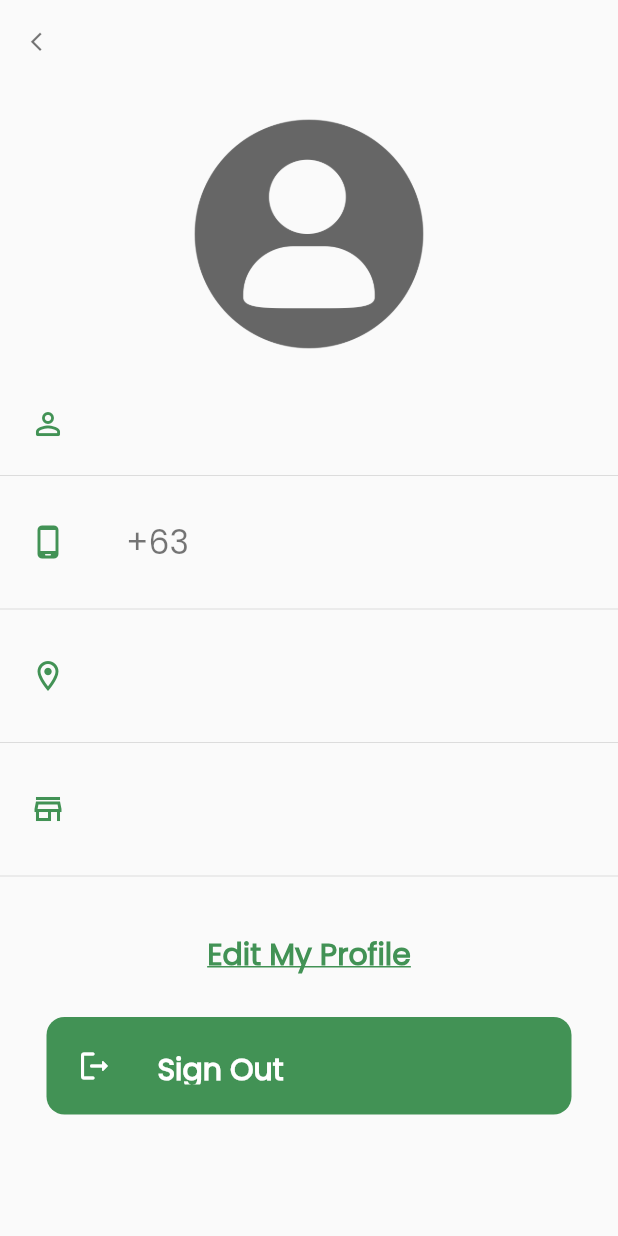
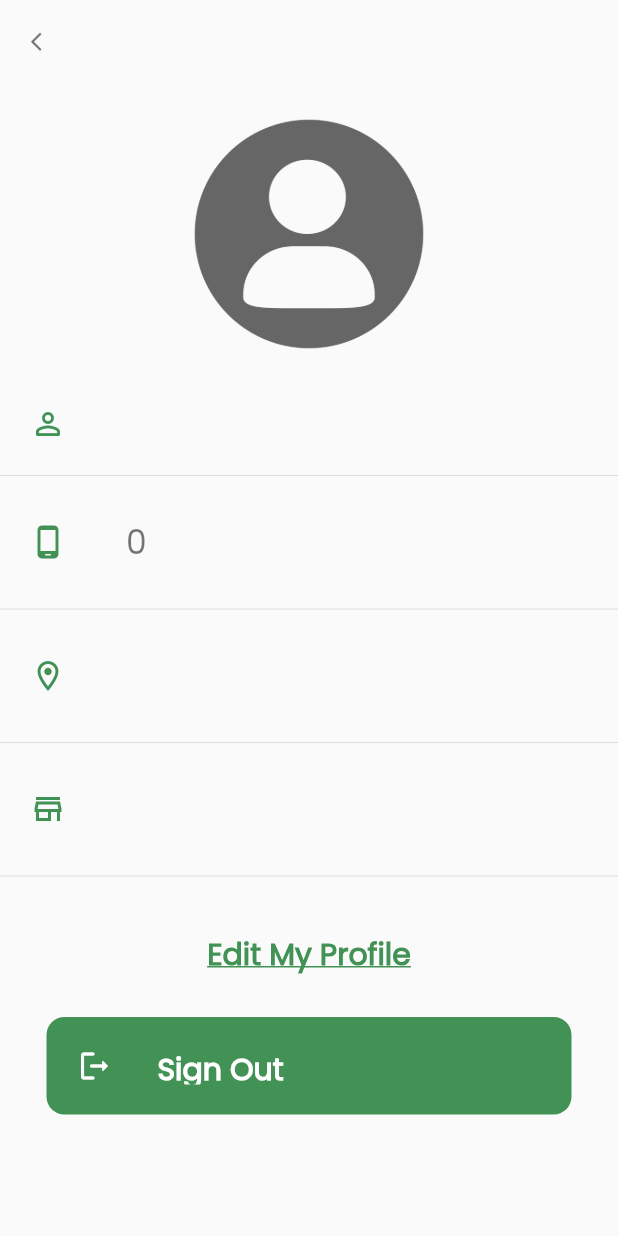
Before and after one commit to gailmaac/Croptivate, a Flutter app: the UserProfileSeller screen opened by its route, on a phone screen of 412 x 824 dp. Run offline on Flutter 3.47's test engine with Material 2 defaults, Android fonts, the phone set to English and light mode, and no system bars; our stand-ins replace bloc, carousel_slider, cloud_firestore, equatable, firebase_auth, firebase_core and 6 more; accounts and stored records are empty.

Commit message:
Update user_profileseller.dart

```diff
--- a/croptivate_app/lib/screens/sellers/user_profileseller.dart
+++ b/croptivate_app/lib/screens/sellers/user_profileseller.dart
@@ -20,7 +20,8 @@ class UserProfileSeller extends StatefulWidget {
 
 class _UserProfileSellerState extends State<UserProfileSeller> {
   bool loading = true;
-  String name = '';
+  String firstname = '';
+  String lastname = '';
   String location = '';
   String contactnumber = '';
   String profilepic = '';
@@ -37,7 +38,8 @@ class _UserProfileSellerState extends State<UserProfileSeller> {
         querySnapshot.docs.forEach((doc) {
           if (_auth.currentUser!.uid == doc.id) {
             setState(() {
-              name = doc['first name'] + ' ' + doc['last name'];
+              firstname = doc['first name'];
+              lastname = doc['last name'];
               contactnumber = doc['contact number'].toString();
               location = doc['location'];
               profilepic = doc['Profile Picture'].toString();
@@ -61,7 +63,7 @@ class _UserProfileSellerState extends State<UserProfileSeller> {
         backgroundColor: Colors.transparent,
         elevation: 0,
         title: Text(
-          name,
+          firstname.toString() + ' ' + lastname.toString(),
           style: TextStyle(
             fontFamily: 'Poppins',
             color: cGreen,
@@ -100,8 +102,7 @@ class _UserProfileSellerState extends State<UserProfileSeller> {
                         fit: BoxFit.cover,
                         width: 160.0,
                         height: 160.0,
-                      )
-                    ),
+                      )),
                     ),
                   )
                 : Image.asset(
@@ -110,66 +111,56 @@ class _UserProfileSellerState extends State<UserProfileSeller> {
                     width: 160,
                   ),
             SizedBox(height: 20),
-
             Padding(
               padding: EdgeInsets.symmetric(horizontal: 20, vertical: 10),
               child: Row(
                 children: [
-                  Icon(
-                    Icons.person_outline_rounded,
-                    color: cGreen
+                  Icon(Icons.person_outline_rounded, color: cGreen),
+                  SizedBox(
+                    width: 40,
                   ),
-                  SizedBox(width: 40,),
                   Flexible(
                     child: Text(
-                      name,
+                      firstname.toString() + ' ' + lastname.toString(),
                       style: TextStyle(
                           fontFamily: 'Poppins',
                           fontSize: 22,
                           fontWeight: FontWeight.w500,
-                        color: cBlack
-                      ),
+                          color: cBlack),
                     ),
                   ),
                 ],
               ),
             ),
-
             Divider(),
-
             Padding(
               padding: EdgeInsets.symmetric(horizontal: 20, vertical: 20),
               child: Row(
                 children: [
-                  Icon(
-                    Icons.phone_android_rounded,
-                    color: cGreen
+                  Icon(Icons.phone_android_rounded, color: cGreen),
+                  SizedBox(
+                    width: 40,
                   ),
-                  SizedBox(width: 40,),
                   Text(
-                    "+63" + contactnumber,
+                    "0" + contactnumber,
                     style: TextStyle(
                         fontFamily: 'Poppins',
                         fontSize: 22,
                         fontWeight: FontWeight.w500,
-                      color: cBlack
-                    ),
+                        color: cBlack),
                   ),
                 ],
               ),
             ),
-
             Divider(),
-
             Padding(
               padding: EdgeInsets.symmetric(horizontal: 20, vertical: 20),
               child: Row(
                 children: [
-                  Icon(
-                    Icons.location_on_outlined,
-                    color: cGreen
+                  Icon(Icons.location_on_outlined, color: cGreen),
+                  SizedBox(
+                    width: 40,
                   ),
-                  SizedBox(width: 40,),
                   Flexible(
                     child: Text(
                       location,
@@ -177,25 +168,21 @@ class _UserProfileSellerState extends State<UserProfileSeller> {
                           fontFamily: 'Poppins',
                           fontSize: 22,
                           fontWeight: FontWeight.w500,
-                        color: cBlack
-                      ),
+                          color: cBlack),
                     ),
                   ),
                 ],
               ),
             ),
-
             Divider(),
-
             Padding(
               padding: EdgeInsets.symmetric(horizontal: 20, vertical: 20),
               child: Row(
                 children: [
-                  Icon(
-                    Icons.store_outlined,
-                    color: cGreen
+                  Icon(Icons.store_outlined, color: cGreen),
+                  SizedBox(
+                    width: 40,
                   ),
-                  SizedBox(width: 40,),
                   Flexible(
                     child: Text(
                       shopname,
@@ -203,8 +190,7 @@ class _UserProfileSellerState extends State<UserProfileSeller> {
                           fontFamily: 'Poppins',
                           fontSize: 22,
                           fontWeight: FontWeight.w500,
-                        color: cBlack
-                      ),
+                          color: cBlack),
                     ),
                   ),
                 ],
@@ -212,9 +198,10 @@ class _UserProfileSellerState extends State<UserProfileSeller> {
             ),
             Divider(),
             SizedBox(height: 20),
-
             editProfilebutton(),
-            SizedBox(height: 10,),
+            SizedBox(
+              height: 10,
+            ),
             signOutButton()
           ],
         ),
@@ -226,22 +213,28 @@ class _UserProfileSellerState extends State<UserProfileSeller> {
   Widget editProfilebutton() {
     return TextButton(
       onPressed: () {
-          Navigator.push(context,
-          MaterialPageRoute(builder: (context) => EditProfile()));
+        Navigator.push(
+            context,
+            MaterialPageRoute(
+                builder: (context) => EditProfile(
+                      firstname: firstname,
+                      lastname: lastname,
+                      shopname: shopname,
+                      location: location,
+                      profilepic: profilepic,
+                      contactnumber: contactnumber,
+                    )));
       },
-        child:
-          Text("Edit My Profile",
+      child: Text("Edit My Profile",
           style: TextStyle(
             decoration: TextDecoration.underline,
             fontSize: 20,
             color: cGreen,
             fontFamily: 'Poppins',
             fontWeight: FontWeight.bold,
-            )
-          ),
+          )),
     );
   }
-
 
   //Sign Out Button
   Widget signOutButton() {
```
Lines whose indentation alone changed are shown as unchanged.
